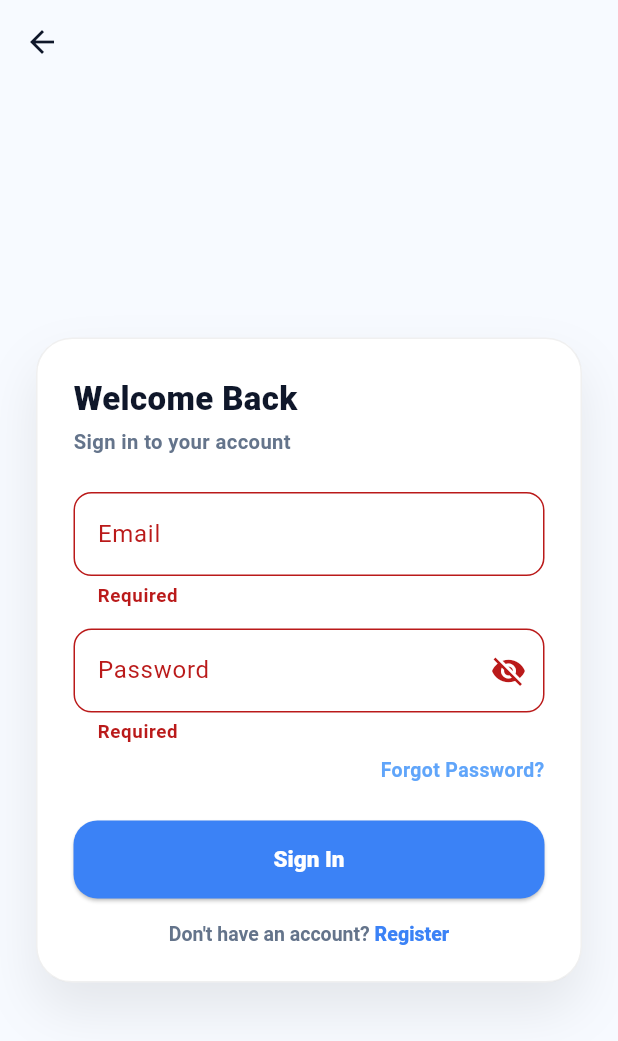
After one commit to Krishna127-2003/cold-chain-monitoring, a Flutter app: the EmailAuthScreen screen opened directly, after a tap on "Sign In", on a phone screen of 412 x 824 dp. The commit adds this screen. Shown: the top 1041 px of the screen. Run offline on Flutter 3.47's test engine with Material 3 defaults, Android fonts, the phone set to English and light mode, and no system bars; our stand-ins replace connectivity_plus, firebase_auth, firebase_core, flutter_local_notifications, flutter_secure_storage, flutter_svg and 4 more; missing offline and left inert: google_mlkit_barcode_scanning, mobile_scanner, workmanager; accounts and stored records are empty; statements that could not run were skipped.

Commit message:
Add email/password auth via Dwin API

```diff
--- /dev/null
+++ b/lib/features/auth/dwin_auth_service.dart
@@ -0,0 +1,208 @@
+// ignore_for_file: avoid_print
+
+import 'dart:convert';
+import 'dart:io';
+import '../../core/utils/log_safe.dart';
+
+/// ✅ Encoding utility — Base64
+/// Always lowercase email before encoding
+class _Encoder {
+  static String encode(String value) {
+    return base64.encode(utf8.encode(value));
+  }
+
+
+}
+
+class DwinAuthResult {
+  final bool success;
+  final String? message;
+  final int? statusCode;
+
+  const DwinAuthResult({
+    required this.success,
+    this.message,
+    this.statusCode,
+  });
+}
+
+class DwinAuthService {
+  static const String _baseUrl = 'https://func-dwin.azurewebsites.net/api';
+
+  /// ✅ Always lowercase + encode email
+  static String _prepareEmail(String email) {
+    return _Encoder.encode(email.trim().toLowerCase());
+  }
+
+  static String _preparePassword(String password) {
+    return _Encoder.encode(password);
+  }
+
+  // ─────────────────────────────────────────
+  // 1. Create Account
+  // ─────────────────────────────────────────
+  static Future<DwinAuthResult> createAccount({
+    required String email,
+    required String password,
+    required String firstName,
+    required String lastName,
+  }) async {
+    try {
+      final client = HttpClient();
+      final uri = Uri.parse('$_baseUrl/account');
+      final request = await client.postUrl(uri);
+
+      request.headers.set('Content-Type', 'application/json');
+
+      final body = jsonEncode({
+        'email': _prepareEmail(email),
+        'password': _preparePassword(password),
+        'firstName': firstName.trim(),
+        'lastName': lastName.trim(),
+      });
+
+      request.write(body);
+      final response = await request.close();
+      client.close();
+
+      if (response.statusCode == 200 || response.statusCode == 201) {
+        return const DwinAuthResult(success: true, message: 'Account created successfully');
+      } else if (response.statusCode == 409) {
+        return const DwinAuthResult(success: false, message: 'Account already exists', statusCode: 409);
+      } else {
+        return DwinAuthResult(success: false, message: 'Failed to create account', statusCode: response.statusCode);
+      }
+    } catch (e) {
+      logSafe('DwinAuth createAccount error: $e');
+      return const DwinAuthResult(success: false, message: 'Network error. Please try again.');
+    }
+  }
+
+  // ─────────────────────────────────────────
+  // 2. Check Credentials (Login)
+  // ─────────────────────────────────────────
+  static Future<DwinAuthResult> checkCredentials({
+    required String email,
+    required String password,
+  }) async {
+    try {
+      final client = HttpClient();
+      final uri = Uri.parse('$_baseUrl/checkCredentials');
+      final request = await client.postUrl(uri);
+
+      request.headers.set('Content-Type', 'application/json');
+
+      final body = jsonEncode({
+        'email': _prepareEmail(email),
+        'password': _preparePassword(password),
+      });
+
+      request.write(body);
+      final response = await request.close();
+      client.close();
+
+      switch (response.statusCode) {
+        case 200:
+          return const DwinAuthResult(success: true, message: 'Login successful');
+        case 403:
+          return const DwinAuthResult(success: false, message: 'Invalid credentials. Please check your password.', statusCode: 403);
+        case 404:
+          return const DwinAuthResult(success: false, message: 'Account not found. Please register first.', statusCode: 404);
+        default:
+          return DwinAuthResult(success: false, message: 'Login failed. Please try again.', statusCode: response.statusCode);
+      }
+    } catch (e) {
+      logSafe('DwinAuth checkCredentials error: $e');
+      return const DwinAuthResult(success: false, message: 'Network error. Please try again.');
+    }
+  }
+
+  // ─────────────────────────────────────────
+  // 3. Change Password
+  // ─────────────────────────────────────────
+  static Future<DwinAuthResult> changePassword({
+    required String email,
+    required String oldPassword,
+    required String newPassword,
+  }) async {
+    try {
+      final client = HttpClient();
+      final uri = Uri.parse('$_baseUrl/account');
+      final request = await client.putUrl(uri);
+
+      request.headers.set('Content-Type', 'application/json');
+
+      final body = jsonEncode({
+        'email': _prepareEmail(email),
+        'oldPassword': _preparePassword(oldPassword),
+        'newPassword': _preparePassword(newPassword),
+      });
+
+      request.write(body);
+      final response = await request.close();
+      client.close();
+
+      if (response.statusCode == 200) {
+        return const DwinAuthResult(success: true, message: 'Password changed successfully');
+      } else if (response.statusCode == 403) {
+        return const DwinAuthResult(success: false, message: 'Current password is incorrect', statusCode: 403);
+      } else {
+        return DwinAuthResult(success: false, message: 'Failed to change password', statusCode: response.statusCode);
+      }
+    } catch (e) {
+      logSafe('DwinAuth changePassword error: $e');
+      return const DwinAuthResult(success: false, message: 'Network error. Please try again.');
+    }
+  }
+
+  // ─────────────────────────────────────────
+  // 4. Reset Password
+  // ─────────────────────────────────────────
+  static Future<DwinAuthResult> resetPassword({
+    required String email,
+  }) async {
+    try {
+      final client = HttpClient();
+      final uri = Uri.parse('$_baseUrl/reset');
+      final request = await client.postUrl(uri);
+
+      request.headers.set('Content-Type', 'application/json');
+
+      final body = jsonEncode({
+        'email': _prepareEmail(email),
+      });
+
+      request.write(body);
+      final response = await request.close();
+      client.close();
+
+      if (response.statusCode == 200) {
+        // Generate the expected reset password locally so user knows what it is
+        final now = DateTime.now();
+        final emailLocal = email.trim().toLowerCase();
+        final prefix = emailLocal.length >= 5
+            ? emailLocal.substring(0, 5)
+            : emailLocal;
+        final day = now.day.toString().padLeft(2, '0');
+        const months = ['JAN','FEB','MR','APR','MAY','JUN','JUL','AUG','SEP','OCT','NOV','DEC'];
+        final month = months[now.month - 1];
+        final year = now.year.toString().substring(2);
+        final generatedPassword = '$prefix$day$month$year';
+
+        return DwinAuthResult(
+          success: true,
+          message: 'Password reset successful. Your new password is: $generatedPassword',
+        );
+      } else {
+        return DwinAuthResult(
+          success: false,
+          message: 'Reset failed. Account may not exist.',
+          statusCode: response.statusCode,
+        );
+      }
+    } catch (e) {
+      logSafe('DwinAuth resetPassword error: $e');
+      return const DwinAuthResult(success: false, message: 'Network error. Please try again.');
+    }
+  }
+}
--- /dev/null
+++ b/lib/features/auth/email_auth_screen.dart
@@ -0,0 +1,433 @@
+import 'package:flutter/material.dart';
+import 'dwin_auth_service.dart';
+import '../../data/session/session_manager.dart';
+import '../../data/repository/device_repository.dart';
+import '../../data/repository_impl/local_device_repository.dart';
+import '../../data/api/user_info_api.dart';
+import '../../routes/app_routes.dart';
+
+/// ✅ Email/Password login screen (Dwin Auth)
+/// Shown when user taps "Continue with Email" on AuthScreen
+class EmailAuthScreen extends StatefulWidget {
+  const EmailAuthScreen({super.key});
+
+  @override
+  State<EmailAuthScreen> createState() => _EmailAuthScreenState();
+}
+
+class _EmailAuthScreenState extends State<EmailAuthScreen> {
+  final _emailController = TextEditingController();
+  final _passwordController = TextEditingController();
+  final _firstNameController = TextEditingController();
+  final _lastNameController = TextEditingController();
+  final _formKey = GlobalKey<FormState>();
+
+  final DeviceRepository _deviceRepo = LocalDeviceRepository();
+
+  bool _isLogin = true; // toggle between login and register
+  bool _loading = false;
+  bool _obscurePassword = true;
+
+  @override
+  void dispose() {
+    _emailController.dispose();
+    _passwordController.dispose();
+    _firstNameController.dispose();
+    _lastNameController.dispose();
+    super.dispose();
+  }
+
+  Future<void> _onSubmit() async {
+    if (!_formKey.currentState!.validate()) return;
+
+    setState(() => _loading = true);
+
+    final email = _emailController.text.trim().toLowerCase();
+    final password = _passwordController.text.trim();
+
+    if (_isLogin) {
+      await _handleLogin(email, password);
+    } else {
+      await _handleRegister(email, password);
+    }
+
+    if (mounted) setState(() => _loading = false);
+  }
+
+  Future<void> _handleLogin(String email, String password) async {
+    final result = await DwinAuthService.checkCredentials(
+      email: email,
+      password: password,
+    );
+
+    if (!mounted) return;
+
+    if (result.success) {
+      await _completeLogin(email);
+    } else {
+      // 404 = not registered → suggest registration
+      if (result.statusCode == 404) {
+        _showDialog(
+          title: 'Account Not Found',
+          message: 'No account found for this email. Would you like to register?',
+          action: 'Register',
+          onAction: () => setState(() => _isLogin = false),
+        );
+      } else {
+        _showSnack(result.message ?? 'Login failed');
+      }
+    }
+  }
+
+  Future<void> _handleRegister(String email, String password) async {
+    final result = await DwinAuthService.createAccount(
+      email: email,
+      password: password,
+      firstName: _firstNameController.text.trim(),
+      lastName: _lastNameController.text.trim(),
+    );
+
+    if (!mounted) return;
+
+    if (result.success) {
+      await _completeLogin(email);
+    } else if (result.statusCode == 409) {
+      // Already exists → switch to login
+      _showDialog(
+        title: 'Account Exists',
+        message: 'An account with this email already exists. Please login instead.',
+        action: 'Login',
+        onAction: () => setState(() => _isLogin = true),
+      );
+    } else {
+      _showSnack(result.message ?? 'Registration failed');
+    }
+  }
+
+  Future<void> _completeLogin(String email) async {
+    try {
+      final exists = await UserInfoApi.doesUserExist(email);
+      if (!exists) {
+        await UserInfoApi.sendUserLogin(
+          email: email,
+          loginType: 'email',
+        );
+      }
+
+      await SessionManager.saveLogin(
+        loginType: 'email',
+        email: email,
+      );
+
+      await _deviceRepo.getRegisteredDevices(
+        email: email,
+        loginType: 'email',
+      );
+
+      if (!mounted) return;
+      Navigator.pushReplacementNamed(context, AppRoutes.allDevices);
+    } catch (_) {
+      if (!mounted) return;
+      _showSnack('Login flow failed. Please try again.');
+    }
+  }
+
+  Future<void> _onForgotPassword() async {
+    final email = _emailController.text.trim().toLowerCase();
+    if (email.isEmpty) {
+      _showSnack('Please enter your email first');
+      return;
+    }
+
+    setState(() => _loading = true);
+    final result = await DwinAuthService.resetPassword(email: email);
+    if (!mounted) return;
+    setState(() => _loading = false);
+
+    _showDialog(
+      title: result.success ? 'Password Reset' : 'Reset Failed',
+      message: result.message ?? '',
+      action: 'OK',
+      onAction: () {},
+    );
+  }
+
+  void _showSnack(String msg) {
+    ScaffoldMessenger.of(context).showSnackBar(
+      SnackBar(content: Text(msg)),
+    );
+  }
+
+  void _showDialog({
+    required String title,
+    required String message,
+    required String action,
+    required VoidCallback onAction,
+  }) {
+    showDialog(
+      context: context,
+      builder: (_) => AlertDialog(
+        title: Text(title),
+        content: Text(message),
+        actions: [
+          TextButton(
+            onPressed: () {
+              Navigator.pop(context);
+              onAction();
+            },
+            child: Text(action),
+          ),
+        ],
+      ),
+    );
+  }
+
+  @override
+  Widget build(BuildContext context) {
+    return Scaffold(
+      backgroundColor: const Color(0xFFF7FAFF),
+      appBar: AppBar(
+        backgroundColor: Colors.transparent,
+        elevation: 0,
+        leading: IconButton(
+          icon: const Icon(Icons.arrow_back, color: Color(0xFF0F172A)),
+          onPressed: () => Navigator.pop(context),
+        ),
+      ),
+      body: SafeArea(
+        child: Center(
+          child: SingleChildScrollView(
+            padding: const EdgeInsets.all(24),
+            child: ConstrainedBox(
+              constraints: const BoxConstraints(maxWidth: 440),
+              child: Container(
+                padding: const EdgeInsets.all(24),
+                decoration: BoxDecoration(
+                  color: Colors.white,
+                  borderRadius: BorderRadius.circular(24),
+                  border: Border.all(color: Colors.black.withValues(alpha: 0.06)),
+                  boxShadow: [
+                    BoxShadow(
+                      blurRadius: 30,
+                      offset: const Offset(0, 18),
+                      color: Colors.black.withValues(alpha: 0.08),
+                    ),
+                  ],
+                ),
+                child: Form(
+                  key: _formKey,
+                  child: Column(
+                    crossAxisAlignment: CrossAxisAlignment.start,
+                    children: [
+                      Text(
+                        _isLogin ? 'Welcome Back' : 'Create Account',
+                        style: const TextStyle(
+                          fontSize: 22,
+                          fontWeight: FontWeight.w900,
+                          color: Color(0xFF0F172A),
+                        ),
+                      ),
+                      const SizedBox(height: 4),
+                      Text(
+                        _isLogin
+                            ? 'Sign in to your account'
+                            : 'Register a new account',
+                        style: const TextStyle(
+                          fontSize: 13.5,
+                          color: Color(0xFF64748B),
+                          fontWeight: FontWeight.w600,
+                        ),
+                      ),
+
+                      const SizedBox(height: 24),
+
+                      // ── First + Last name (register only) ──
+                      if (!_isLogin) ...[
+                        Row(
+                          children: [
+                            Expanded(
+                              child: _InputField(
+                                controller: _firstNameController,
+                                label: 'First Name',
+                                validator: (v) =>
+                                    v == null || v.trim().isEmpty ? 'Required' : null,
+                              ),
+                            ),
+                            const SizedBox(width: 12),
+                            Expanded(
+                              child: _InputField(
+                                controller: _lastNameController,
+                                label: 'Last Name',
+                                validator: (v) =>
+                                    v == null || v.trim().isEmpty ? 'Required' : null,
+                              ),
+                            ),
+                          ],
+                        ),
+                        const SizedBox(height: 14),
+                      ],
+
+                      // ── Email ──
+                      _InputField(
+                        controller: _emailController,
+                        label: 'Email',
+                        keyboardType: TextInputType.emailAddress,
+                        validator: (v) {
+                          if (v == null || v.trim().isEmpty) return 'Required';
+                          if (!v.contains('@')) return 'Enter a valid email';
+                          return null;
+                        },
+                      ),
+
+                      const SizedBox(height: 14),
+
+                      // ── Password ──
+                      TextFormField(
+                        controller: _passwordController,
+                        obscureText: _obscurePassword,
+                        decoration: InputDecoration(
+                          labelText: 'Password',
+                          border: OutlineInputBorder(
+                            borderRadius: BorderRadius.circular(12),
+                          ),
+                          suffixIcon: IconButton(
+                            icon: Icon(
+                              _obscurePassword
+                                  ? Icons.visibility_off
+                                  : Icons.visibility,
+                            ),
+                            onPressed: () => setState(
+                                () => _obscurePassword = !_obscurePassword),
+                          ),
+                        ),
+                        validator: (v) {
+                          if (v == null || v.trim().isEmpty) return 'Required';
+                          if (v.length < 6) return 'Min 6 characters';
+                          return null;
+                        },
+                      ),
+
+                      // ── Forgot Password ──
+                      if (_isLogin) ...[
+                        const SizedBox(height: 8),
+                        Align(
+                          alignment: Alignment.centerRight,
+                          child: GestureDetector(
+                            onTap: _onForgotPassword,
+                            child: const Text(
+                              'Forgot Password?',
+                              style: TextStyle(
+                                color: Color(0xFF60A5FA),
+                                fontWeight: FontWeight.w600,
+                                fontSize: 13,
+                              ),
+                            ),
+                          ),
+                        ),
+                      ],
+
+                      const SizedBox(height: 24),
+
+                      // ── Submit Button ──
+                      SizedBox(
+                        width: double.infinity,
+                        height: 52,
+                        child: ElevatedButton(
+                          onPressed: _loading ? null : _onSubmit,
+                          style: ElevatedButton.styleFrom(
+                            backgroundColor: const Color(0xFF3B82F6),
+                            foregroundColor: Colors.white,
+                            shape: RoundedRectangleBorder(
+                              borderRadius: BorderRadius.circular(16),
+                            ),
+                          ),
+                          child: _loading
+                              ? const SizedBox(
+                                  height: 22,
+                                  width: 22,
+                                  child: CircularProgressIndicator(
+                                    strokeWidth: 2,
+                                    color: Colors.white,
+                                  ),
+                                )
+                              : Text(
+                                  _isLogin ? 'Sign In' : 'Create Account',
+                                  style: const TextStyle(
+                                    fontSize: 15,
+                                    fontWeight: FontWeight.w800,
+                                  ),
+                                ),
+                        ),
+                      ),
+
+                      const SizedBox(height: 16),
+
+                      // ── Toggle Login/Register ──
+                      Center(
+                        child: GestureDetector(
+                          onTap: () => setState(() => _isLogin = !_isLogin),
+                          child: RichText(
+                            text: TextSpan(
+                              style: const TextStyle(
+                                fontSize: 13,
+                                color: Color(0xFF64748B),
+                                fontWeight: FontWeight.w600,
+                              ),
+                              children: [
+                                TextSpan(
+                                  text: _isLogin
+                                      ? "Don't have an account? "
+                                      : 'Already have an account? ',
+                                ),
+                                TextSpan(
+                                  text: _isLogin ? 'Register' : 'Sign In',
+                                  style: const TextStyle(
+                                    color: Color(0xFF3B82F6),
+                                    fontWeight: FontWeight.w800,
+                                  ),
+                                ),
+                              ],
+                            ),
+                          ),
+                        ),
+                      ),
+                    ],
+                  ),
+                ),
+              ),
+            ),
+          ),
+        ),
+      ),
+    );
+  }
+}
+
+class _InputField extends StatelessWidget {
+  final TextEditingController controller;
+  final String label;
+  final TextInputType? keyboardType;
+  final String? Function(String?)? validator;
+
+  const _InputField({
+    required this.controller,
+    required this.label,
+    this.keyboardType,
+    this.validator,
+  });
+
+  @override
+  Widget build(BuildContext context) {
+    return TextFormField(
+      controller: controller,
+      keyboardType: keyboardType,
+      decoration: InputDecoration(
+        labelText: label,
+        border: OutlineInputBorder(
+          borderRadius: BorderRadius.circular(12),
+        ),
+      ),
+      validator: validator,
+    );
+  }
+}
```
Also changed, not shown: lib/features/auth/auth_screen.dart (+20 -1 lines).
